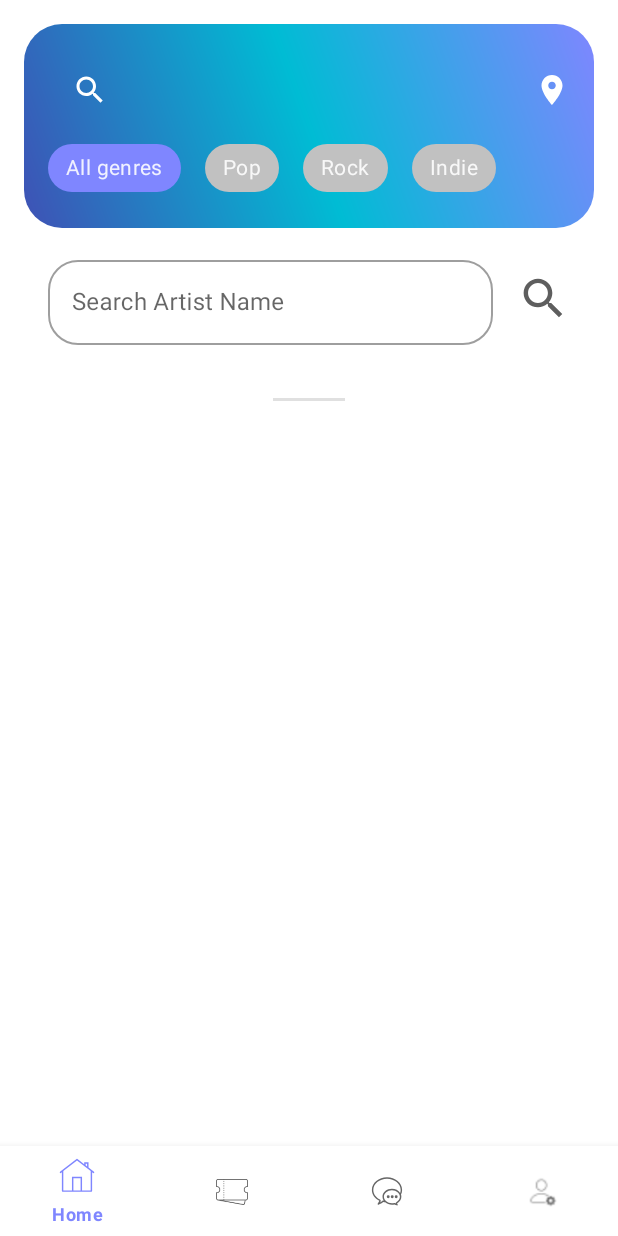
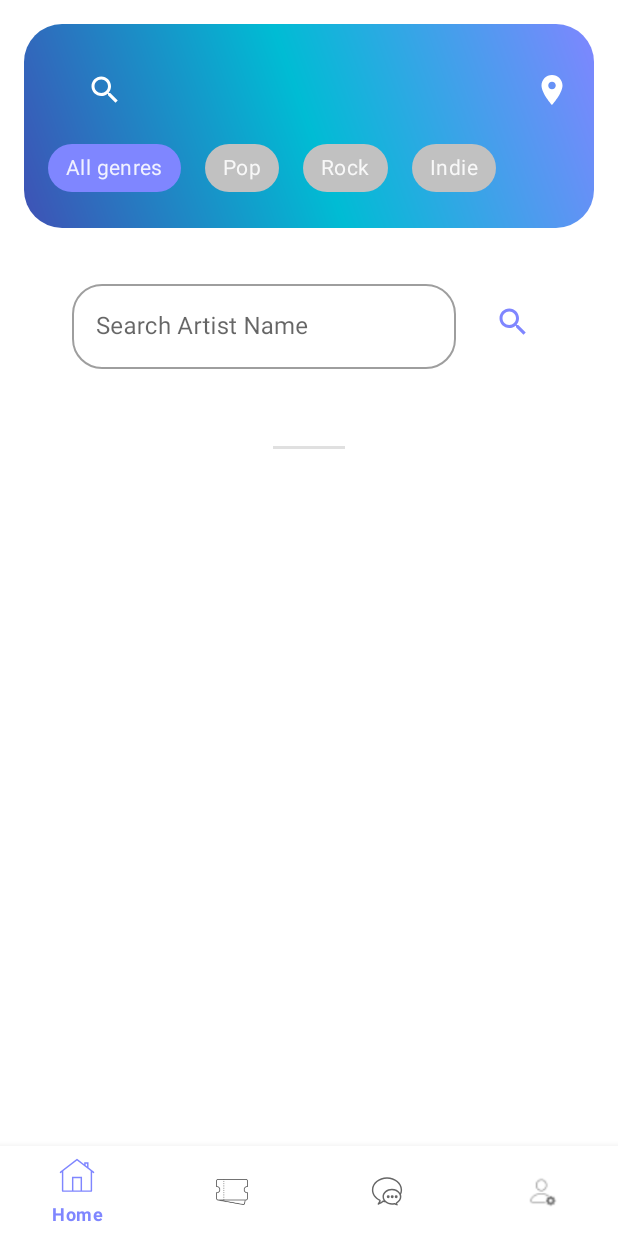
Before and after one commit to A-fauzi/Concert-App, an Android app: the screen it shows after launch (MainActivity), after a tap on an icon or button, on a phone screen of 412 x 824 dp. Run offline under Robolectric (Android 15) with nearby library versions, the phone set to English and light mode, and no system bars; our stand-ins replace Picasso; pictures from the network do not load; Roboto replaces fonts that are not available here; 3 statements that could not run were skipped.

```diff
--- a/app/build.gradle
+++ b/app/build.gradle
@@ -100,6 +100,10 @@ dependencies {
     implementation ('com.mapbox.mapboxsdk:mapbox-android-sdk:9.7.1'){
         exclude group: 'group_name', module: 'module_name'
     }
+    implementation 'com.mapbox.mapboxsdk:mapbox-android-plugin-markerview-v9:0.4.0'
+    implementation ('com.mapbox.mapboxsdk:mapbox-android-sdk:4.2.0-SNAPSHOT@aar') {
+        transitive=true
+    }
 
     testImplementation 'junit:junit:4.13.2'
     androidTestImplementation 'androidx.test.ext:junit:1.1.4'
--- a/app/src/main/java/com/example/concert_app/remote/NetworkConfig.kt
+++ b/app/src/main/java/com/example/concert_app/remote/NetworkConfig.kt
@@ -20,7 +20,7 @@ class NetworkConfig {
 
     fun getRetrofit(): Retrofit {
         return Retrofit.Builder()
-            .baseUrl("https://5c70-182-2-143-45.ap.ngrok.io")
+            .baseUrl("https://93ff-182-2-135-124.ap.ngrok.io")
             .client(getInterceptor())
             .addConverterFactory(GsonConverterFactory.create())
             .build()
--- a/app/src/main/java/com/example/concert_app/view/main/fragment/home/AllGenresFragment.kt
+++ b/app/src/main/java/com/example/concert_app/view/main/fragment/home/AllGenresFragment.kt
@@ -117,6 +117,9 @@ class AllGenresFragment : Fragment(), AdapterListConcert.CallClickListener {
         bundle.putString("date_time", data.date + data.time)
         bundle.putString("location_name", data.locationName)
         bundle.putString("description", data.description)
+        bundle.putString("description", data.description)
+        bundle.putString("latitude", data.latitude)
+        bundle.putString("longitude", data.longitude)
 
         val intent = Intent(requireActivity(), ConcertDetailActivity::class.java)
         intent.putExtras(bundle)
--- a/app/src/main/java/com/example/concert_app/view/main/fragment/home/HomeFragment.kt
+++ b/app/src/main/java/com/example/concert_app/view/main/fragment/home/HomeFragment.kt
@@ -37,6 +37,7 @@ import com.google.android.material.bottomsheet.BottomSheetBehavior
 import com.google.android.material.bottomsheet.BottomSheetBehavior.STATE_EXPANDED
 import com.google.android.material.bottomsheet.BottomSheetDialog
 import com.google.android.material.bottomsheet.BottomSheetDialogFragment
+import com.google.android.material.button.MaterialButton
 import com.google.android.material.chip.Chip
 import com.google.android.material.chip.ChipGroup
 import java.util.*
@@ -57,7 +58,7 @@ class HomeFragment : Fragment() {
 
     private lateinit var chipAll: Chip
 
-    private lateinit var btnSearch: ImageView
+    private lateinit var btnSearch: MaterialButton
 
     private lateinit var currentLocation: TextView
 
--- a/app/src/main/res/layout/fragment_home.xml
+++ b/app/src/main/res/layout/fragment_home.xml
@@ -25,16 +25,18 @@
                 android:layout_width="match_parent"
                 android:layout_height="wrap_content">
 
-                <ImageView
+                <com.google.android.material.button.MaterialButton
                     android:id="@+id/btn_search"
+                    style="@style/Widget.Material3.Button.OutlinedButton.Icon"
                     android:layout_width="wrap_content"
                     android:layout_height="wrap_content"
-                    android:src="@drawable/ic_baseline_search_24"
-                    android:clickable="true"
-                    android:focusable="true"
-                    android:layout_centerVertical="true"
-                    android:foreground="?actionBarItemBackground"
-                    app:tint="@color/white" />
+                    android:minWidth="0dp"
+                    android:padding="10dp"
+                    app:icon="@drawable/ic_baseline_search_24"
+                    app:iconGravity="textStart"
+                    app:iconPadding="0dp"
+                    app:iconTint="@color/white"
+                    app:strokeColor="@color/transparent" />
 
                 <ImageView
                     android:id="@+id/iv_loc"
--- a/app/src/main/res/layout/fragment_search_concert.xml
+++ b/app/src/main/res/layout/fragment_search_concert.xml
@@ -11,7 +11,8 @@
 
     <RelativeLayout
         android:layout_width="match_parent"
-        android:layout_height="wrap_content">
+        android:layout_height="wrap_content"
+        android:padding="@dimen/root_view_padding">
 
         <com.google.android.material.textfield.TextInputLayout
             android:id="@+id/input_search_concert"
@@ -24,25 +25,31 @@
             app:boxCornerRadiusBottomEnd="20dp"
             app:boxCornerRadiusBottomStart="20dp"
             app:boxCornerRadiusTopEnd="20dp"
-            app:boxCornerRadiusTopStart="20dp"
-            app:hintTextColor="@color/black">
+            app:boxCornerRadiusTopStart="20dp">
 
 
             <com.google.android.material.textfield.TextInputEditText
                 android:id="@+id/et_search_concert"
                 android:layout_width="match_parent"
                 android:layout_height="wrap_content"
-                android:inputType="textEmailAddress" />
+                android:inputType="textEmailAddress"
+                />
 
         </com.google.android.material.textfield.TextInputLayout>
-        <ImageView
+
+        <com.google.android.material.button.MaterialButton
             android:id="@+id/btn_search"
-            android:layout_width="35dp"
-            android:layout_height="35dp"
-            android:src="@drawable/ic_baseline_search_24"
+            style="@style/Widget.Material3.Button.OutlinedButton.Icon"
+            android:layout_width="wrap_content"
+            android:layout_height="wrap_content"
             android:layout_alignParentEnd="true"
             android:layout_centerVertical="true"
-            app:tint="#A1000000" />
+            android:minWidth="0dp"
+            android:padding="10dp"
+            app:icon="@drawable/ic_baseline_search_24"
+            app:iconGravity="textStart"
+            app:iconPadding="0dp"
+            app:strokeColor="@color/transparent" />
     </RelativeLayout>
 
     <TextView
--- a/app/src/main/res/values/colors.xml
+++ b/app/src/main/res/values/colors.xml
@@ -13,6 +13,6 @@
 
     <color name="input_disabled">#1E0E0E0E</color>
 
-    <color name="transparant">#00FFFFFF</color>
+    <color name="transparent">#00FFFFFF</color>
     <color name="gray">#C1C1C1</color>
 </resources>
--- a/app/src/main/res/values/strings.xml
+++ b/app/src/main/res/values/strings.xml
@@ -106,5 +106,5 @@
     <string name="iv_ic_reaction">iv_ic_reaction</string>
     <string name="update_profile">Update</string>
     <string name="title_activity_maps">MapsActivity</string>
-    <string name="tap_on_map_instruction">Tap Untuk Melihat Lokasi</string>
+    <string name="tap_on_map_instruction">Tap di manapun untuk melihat lokasi</string>
 </resources>
--- a/build.gradle
+++ b/build.gradle
@@ -4,7 +4,7 @@ buildscript {
     }
 }// Top-level build file where you can add configuration options common to all sub-projects/modules.
 plugins {
-    id 'com.android.application' version '7.3.1' apply false
-    id 'com.android.library' version '7.3.1' apply false
+    id 'com.android.application' version '7.2.2' apply false
+    id 'com.android.library' version '7.2.2' apply false
     id 'org.jetbrains.kotlin.android' version '1.7.20' apply false
 }
```
Also changed, not shown: app/src/main/java/com/example/concert_app/data/concert/ConcertRequest.kt (+7 -1 lines), app/src/main/java/com/example/concert_app/data/concert/ConcertResponse.kt (+9 -1 lines), app/src/main/java/com/example/concert_app/data/concert/ConcertResponseAll.kt (+7 -1 lines), app/src/main/java/com/example/concert_app/view/main/fragment/ConcertDetailActivity.kt (+34 -2 lines), app/src/main/res/layout/activity_concert_detailctivity.xml (+20 -6 lines), app/src/main/res/layout/search_concert_bottom_sheet.xml (deleted, +0 -46 lines), app/src/main/res/drawable/icon_marker_map.png (added), app/src/main/res/drawable/icons8_place_marker_48.png (added).
